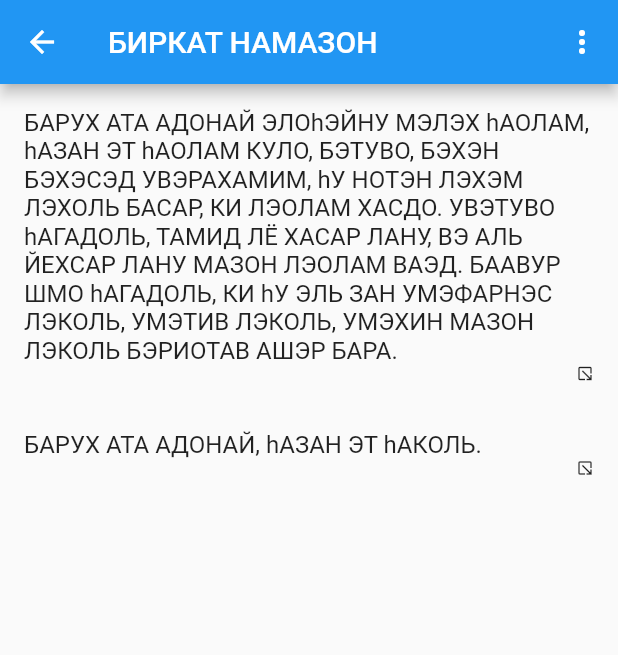
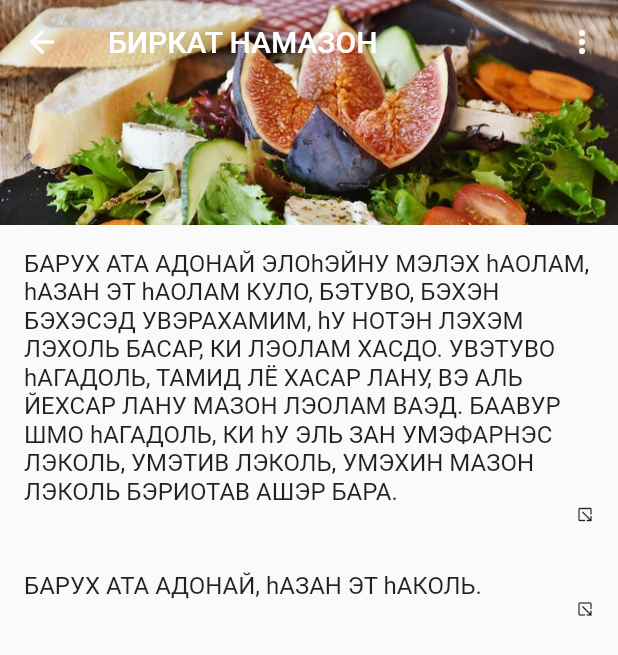
Before and after one commit to ariedov/flutter_birkon, a Flutter app: the screen it shows after launch, after a tap on "Благословение после еды", on a phone screen of 412 x 824 dp. Shown: the top 655 px of the screen. Run offline on Flutter 3.47's test engine with Material 2 defaults, Android fonts, the phone set to English and light mode, and no system bars; our stand-ins replace shared_preferences; missing offline and left inert: flutter_list_drag_and_drop.

Commit message:
adds slivers to prayer

```diff
--- a/assets/prayers/birkat_hamazon.json
+++ b/assets/prayers/birkat_hamazon.json
@@ -1,6 +1,6 @@
 {
   "title": {
-    "ru": "Благослование после еды",
+    "ru": "Благословение после еды",
     "he": "ברכת המזון",
     "transliteration": "Биркат hамазон"
   },
--- a/lib/prayer/prayer_content.dart
+++ b/lib/prayer/prayer_content.dart
@@ -7,37 +7,48 @@ import 'package:birkon/prayer/view/paragraph.dart';
 import 'package:flutter/material.dart';
 
 class PrayerContent extends StatelessWidget {
-
   final Prayer prayer;
   final Order order;
   final OnMenuClickListener listener;
 
-  const PrayerContent({Key key, this.prayer, this.order, this.listener}) : super(key: key);
+  const PrayerContent({Key key, this.prayer, this.order, this.listener})
+      : super(key: key);
 
   @override
   Widget build(BuildContext context) {
     return new Scaffold(
-        appBar: new AppBar(
+        body: new CustomScrollView(
+      slivers: <Widget>[
+        new SliverAppBar(
+          floating: true,
+          pinned: true,
+          expandedHeight: 150.0,
           title: new Text(prayer.title.get(order.primary).text.toUpperCase(),
               textDirection: prayer.title.get(order.primary).direction),
+          flexibleSpace: new FlexibleSpaceBar(
+            background: new Image(
+                image: new AssetImage('assets/graphics/birkat_hamazon.jpeg'),
+                fit: BoxFit.cover,
+            ),
+          ),
           actions: <Widget>[
             new PopupMenuButton<int>(
               onSelected: (id) {
                 listener(id);
               },
               itemBuilder: (BuildContext context) {
-                return new List()
-                  ..add(new PopupMenuItem(
+                return [
+                  new PopupMenuItem(
                       value: 1,
-                      child:
-                      new Text(AppLocalizations.get(context, SETTINGS))));
+                      child: new Text(AppLocalizations.get(context, SETTINGS)))
+                ];
               },
             ),
           ],
         ),
-        body: new ListView.builder(
-            itemCount: prayer.paragraphs.length,
-            itemBuilder: (context, index) {
+        new SliverList(
+          delegate: new SliverChildBuilderDelegate(
+            (context, index) {
               return new PrayerParagraph(
                 paragraph: prayer.paragraphs[index],
                 order: order,
@@ -54,7 +65,12 @@ class PrayerContent extends StatelessWidget {
                       });
                 },
               );
-            }));
+            },
+            childCount: prayer.paragraphs.length,
+          ),
+        )
+      ],
+    ));
   }
 }
 
```
